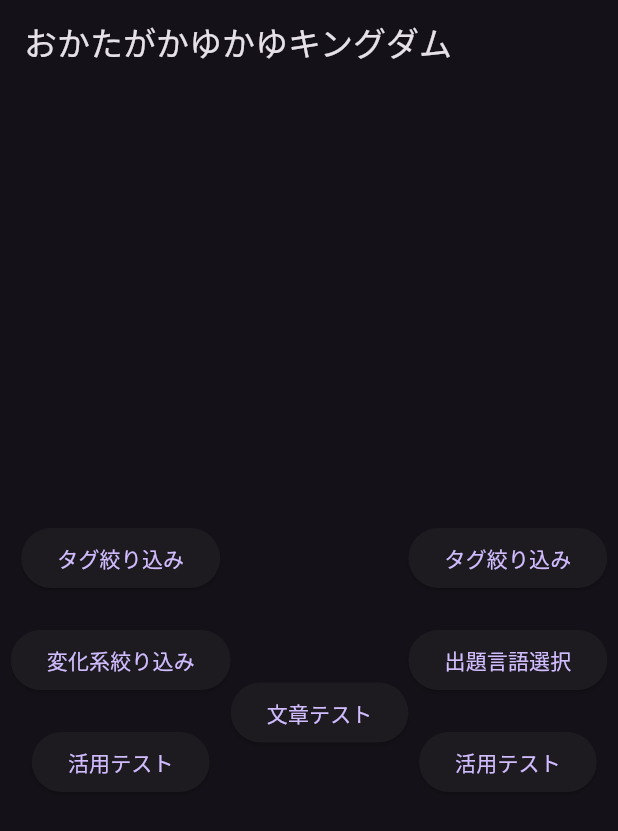
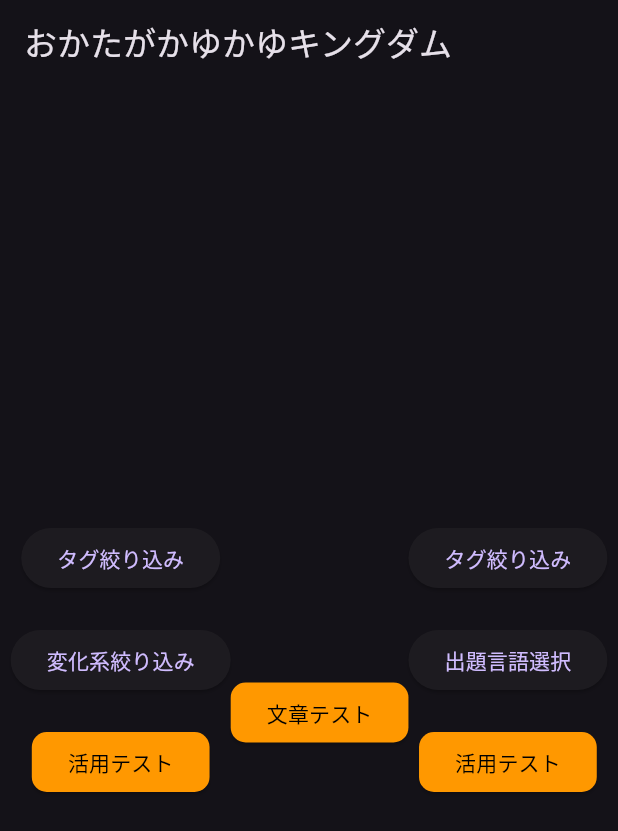
Before and after one commit to we-can-panic/latin, a Flutter app: the screen it shows after launch, on a phone screen of 412 x 824 dp. Shown: the top 831 px of the screen. Run offline on Flutter 3.47's test engine with Material 3 defaults, Android fonts, the light colour scheme and no system bars.

Commit message:
modify: design

```diff
--- a/lib/pages/conjugateQuestionPage.dart
+++ b/lib/pages/conjugateQuestionPage.dart
@@ -12,15 +12,15 @@ Column conjugateStartDivision(BuildContext context) {
           currentTagData =
               await selectItems(context, tmpTagData, currentTagData, "タグ絞り込み");
         },
-        child: Text("タグ絞り込み")),
-    SizedBox(height: 20),
+        child: const Text("タグ絞り込み")),
+    const SizedBox(height: 20),
     ElevatedButton(
         onPressed: () async {
           currentNumData =
               await selectItems(context, numList, currentNumData, "変化系絞り込み");
         },
-        child: Text("変化系絞り込み")),
-    SizedBox(height: 20),
+        child: const Text("変化系絞り込み")),
+    const SizedBox(height: 20),
     ElevatedButton(
       onPressed: () {
         bool result = resetCurrentWordData();
@@ -34,6 +34,11 @@ Column conjugateStartDivision(BuildContext context) {
           );
         }
       },
+      style: ElevatedButton.styleFrom(
+          backgroundColor: Colors.orange,
+          foregroundColor: Colors.black,
+          shape:
+              RoundedRectangleBorder(borderRadius: BorderRadius.circular(10))),
       child: const Text('活用テスト'),
     ),
   ]);
--- a/lib/pages/sentenceQuestionPage.dart
+++ b/lib/pages/sentenceQuestionPage.dart
@@ -4,8 +4,8 @@ import "../utils/flutterutils.dart";
 
 Column sentenceStartDivision(BuildContext context) {
   return Column(mainAxisAlignment: MainAxisAlignment.end, children: [
-    SizedBox(height: 50),
-    SizedBox(height: 20),
+    const SizedBox(height: 50),
+    const SizedBox(height: 20),
     ElevatedButton(
       onPressed: () {
         Navigator.push(
@@ -14,6 +14,11 @@ Column sentenceStartDivision(BuildContext context) {
               builder: (context) => const SentenceQuestion(title: "文章テスト")),
         );
       },
+      style: ElevatedButton.styleFrom(
+          backgroundColor: Colors.orange,
+          foregroundColor: Colors.black,
+          shape:
+              RoundedRectangleBorder(borderRadius: BorderRadius.circular(10))),
       child: const Text('文章テスト'),
     ),
   ]);
--- a/lib/pages/wordQuestionPage.dart
+++ b/lib/pages/wordQuestionPage.dart
@@ -35,6 +35,11 @@ Column wordStartDivision(BuildContext context) {
           );
         }
       },
+      style: ElevatedButton.styleFrom(
+          backgroundColor: Colors.orange,
+          foregroundColor: Colors.black,
+          shape:
+              RoundedRectangleBorder(borderRadius: BorderRadius.circular(10))),
       child: const Text('活用テスト'),
     ),
   ]);
```
